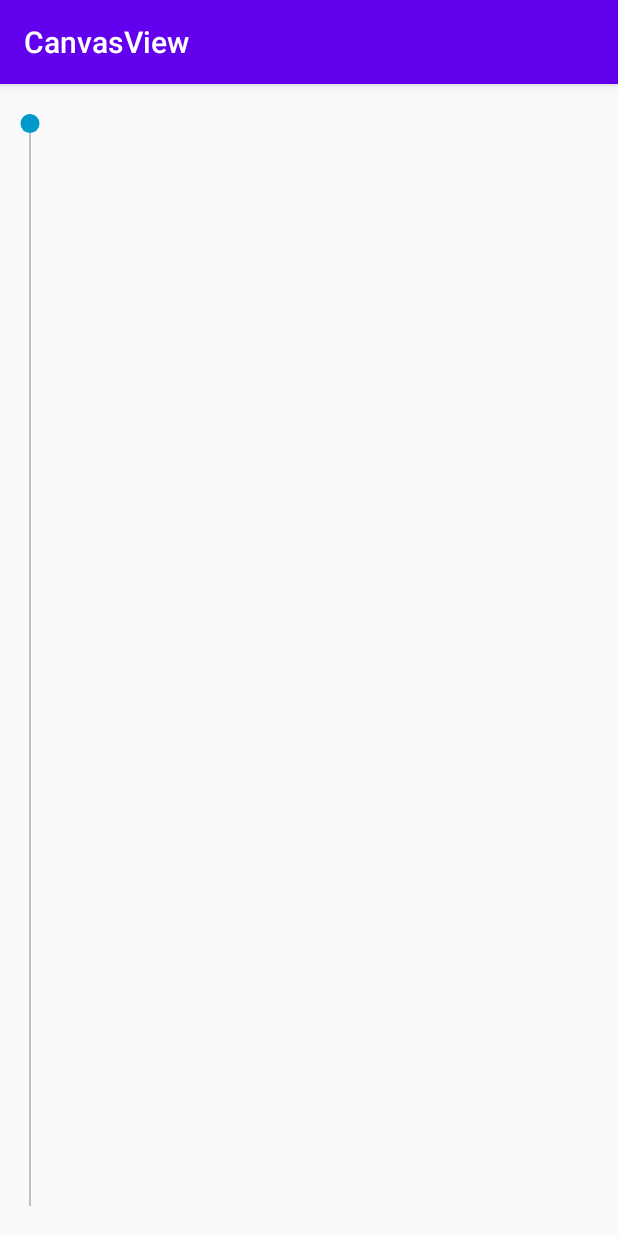
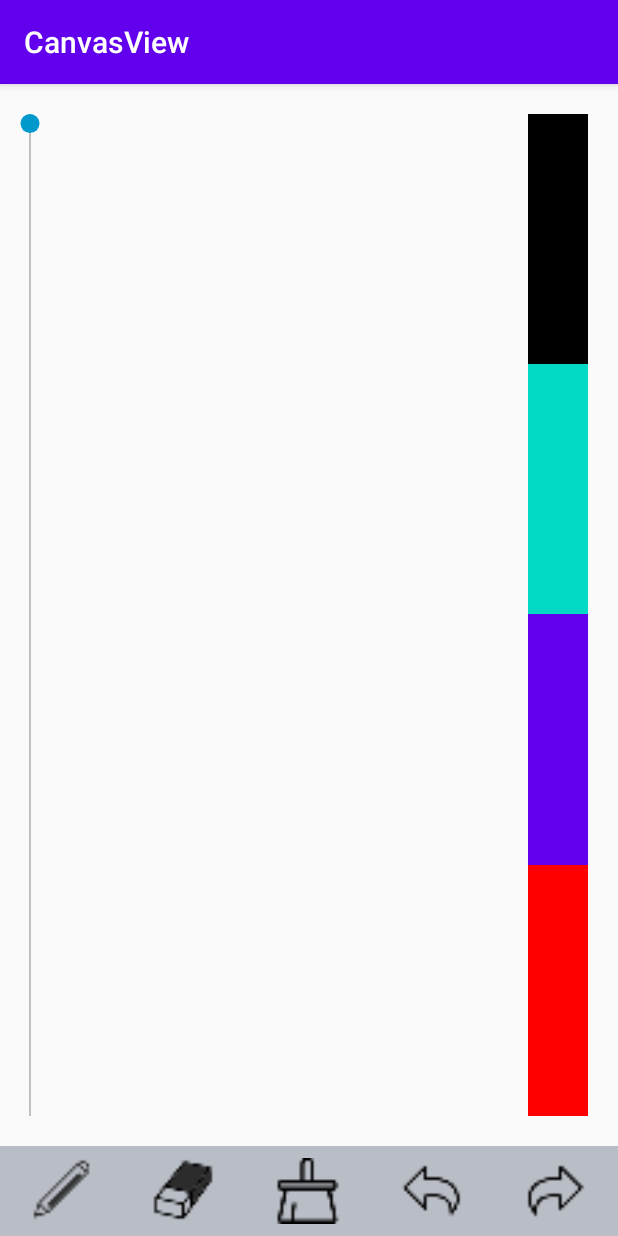
Before and after one commit to xcodeju/CanvasView, an Android app: the screen it shows after launch (MainActivity), on a phone screen of 412 x 824 dp. Run offline under Robolectric (Android 15) with nearby library versions, the phone set to English and light mode, and no system bars.

Commit message:
5.UI布局

```diff
--- /dev/null
+++ b/app/src/main/res/drawable/draw_mode_background.xml
@@ -0,0 +1,9 @@
+<?xml version="1.0" encoding="utf-8"?>
+<level-list xmlns:android="http://schemas.android.com/apk/res/android">
+
+    <item android:drawable="@color/mode_bg"
+        android:maxLevel="0"/>
+
+    <item android:drawable="@color/select_mode_bg"
+        android:maxLevel="1"/>
+</level-list>
--- /dev/null
+++ b/app/src/main/res/drawable/eraser_mode_src.xml
@@ -0,0 +1,8 @@
+<?xml version="1.0" encoding="utf-8"?>
+<level-list xmlns:android="http://schemas.android.com/apk/res/android">
+
+    <item android:drawable="@mipmap/eraser"
+        android:maxLevel="0"/>
+    <item android:drawable="@mipmap/eraser_white"
+        android:maxLevel="1"/>
+</level-list>
--- /dev/null
+++ b/app/src/main/res/drawable/paint_mode_src.xml
@@ -0,0 +1,9 @@
+<?xml version="1.0" encoding="utf-8"?>
+<level-list xmlns:android="http://schemas.android.com/apk/res/android">
+
+    <item android:drawable="@mipmap/paint"
+        android:maxLevel="0"/>
+    <item android:drawable="@mipmap/paint_white"
+        android:maxLevel="1"/>
+
+</level-list>
--- a/app/src/main/res/layout/activity_main.xml
+++ b/app/src/main/res/layout/activity_main.xml
@@ -6,6 +6,14 @@
     android:layout_height="match_parent"
     tools:context=".MainActivity">
 
+    <LinearLayout
+        android:id="@+id/top_ll_container"
+        android:layout_width="match_parent"
+        android:layout_height="0dp"
+        android:orientation="horizontal"
+        app:layout_constraintTop_toTopOf="parent"
+        app:layout_constraintBottom_toTopOf="@id/bottom_ll_container">
+
         <me.jrl.canvasview.Slider
             android:id="@+id/slider"
             android:layout_width="20dp"
@@ -13,19 +21,105 @@
             android:layout_marginStart="10dp"
             android:layout_marginTop="20dp"
             android:layout_marginBottom="20dp"
-        app:layout_constraintBottom_toBottomOf="parent"
-        app:layout_constraintStart_toStartOf="parent"
-        app:layout_constraintTop_toTopOf="parent"
             app:mColor="@android:color/holo_blue_dark" />
 
         <me.jrl.canvasview.DrawBoard
             android:id="@+id/drawBoard"
             android:layout_width="0dp"
-        android:layout_height="0dp"
-        android:layout_marginTop="10dp"
+            android:layout_height="match_parent"
+            android:layout_weight="1"/>
+
+        <LinearLayout
+            android:layout_width="60dp"
+            android:layout_height="match_parent"
+            android:orientation="vertical"
+            android:layout_marginTop="20dp"
+            android:layout_marginBottom="20dp">
+
+            <ImageView
+                android:id="@+id/iv_one"
+                android:layout_width="40dp"
+                android:layout_height="40dp"
+                android:layout_weight="1"
+                android:background="@color/colorBlack" />
+
+            <ImageView
+                android:id="@+id/iv_two"
+                android:layout_width="40dp"
+                android:layout_height="40dp"
+                android:layout_weight="1"
+                android:background="@color/colorAccent" />
+
+            <ImageView
+                android:id="@+id/iv_three"
+                android:layout_width="40dp"
+                android:layout_height="40dp"
+                android:layout_weight="1"
+                android:background="@color/colorPrimary" />
+
+            <ImageView
+                android:id="@+id/iv_four"
+                android:layout_width="40dp"
+                android:layout_height="40dp"
+                android:layout_weight="1"
+                android:background="@color/colorRed" />
+        </LinearLayout>
+
+    </LinearLayout>
+
+    <LinearLayout
+        android:id="@+id/bottom_ll_container"
+        android:layout_width="match_parent"
+        android:layout_height="60dp"
+        app:layout_constraintTop_toBottomOf="@id/top_ll_container"
         app:layout_constraintBottom_toBottomOf="parent"
-        app:layout_constraintEnd_toEndOf="parent"
-        app:layout_constraintStart_toEndOf="@+id/slider"
-        app:layout_constraintTop_toTopOf="parent" />
+        android:orientation="horizontal">
+
+        <ImageView
+            android:id="@+id/iv_paint"
+            android:layout_width="wrap_content"
+            android:layout_height="match_parent"
+            android:layout_weight="1"
+            android:background="@drawable/draw_mode_background"
+            android:padding="8dp"
+            android:src="@drawable/paint_mode_src" />
+
+        <ImageView
+            android:id="@+id/iv_eraser"
+            android:layout_width="wrap_content"
+            android:layout_height="match_parent"
+            android:layout_weight="1"
+            android:background="@drawable/draw_mode_background"
+            android:padding="8dp"
+            android:src="@drawable/eraser_mode_src" />
+
+        <ImageView
+            android:id="@+id/iv_clean"
+            android:layout_width="wrap_content"
+            android:layout_height="match_parent"
+            android:layout_weight="1"
+            android:background="@drawable/draw_mode_background"
+            android:padding="8dp"
+            android:src="@mipmap/clean" />
+
+        <ImageView
+            android:id="@+id/iv_last"
+            android:layout_width="wrap_content"
+            android:layout_height="match_parent"
+            android:layout_weight="1"
+            android:background="@drawable/draw_mode_background"
+            android:padding="8dp"
+            android:src="@mipmap/last" />
+
+        <ImageView
+            android:id="@+id/iv_next"
+            android:layout_width="wrap_content"
+            android:layout_height="match_parent"
+            android:layout_weight="1"
+            android:background="@drawable/draw_mode_background"
+            android:padding="8dp"
+            android:src="@mipmap/next" />
+
+    </LinearLayout>
 
 </androidx.constraintlayout.widget.ConstraintLayout>
--- a/app/src/main/res/values/colors.xml
+++ b/app/src/main/res/values/colors.xml
@@ -3,4 +3,11 @@
     <color name="colorPrimary">#6200EE</color>
     <color name="colorPrimaryDark">#3700B3</color>
     <color name="colorAccent">#03DAC5</color>
+    <color name="colorBlack">#000000</color>
+    <color name="colorBlue">#00f</color>
+    <color name="colorGreen">#0f0</color>
+    <color name="colorRed">#f00</color>
+    <color name="select_mode_bg">#2E97FF</color>
+    <color name="mode_bg">#B9BDC5</color>
+    <color name="white">#ffffff</color>
 </resources>
```
Also changed, not shown: app/src/main/res/mipmap-xxhdpi/clean.png (added), app/src/main/res/mipmap-xxhdpi/eraser.png (added), app/src/main/res/mipmap-xxhdpi/eraser_white.png (added), app/src/main/res/mipmap-xxhdpi/last.png (added), app/src/main/res/mipmap-xxhdpi/next.png (added), app/src/main/res/mipmap-xxhdpi/paint.png (added), app/src/main/res/mipmap-xxhdpi/paint_white.png (added), app/src/main/res/mipmap-xxhdpi/save.png (added). Lines whose indentation alone changed are shown as unchanged.
